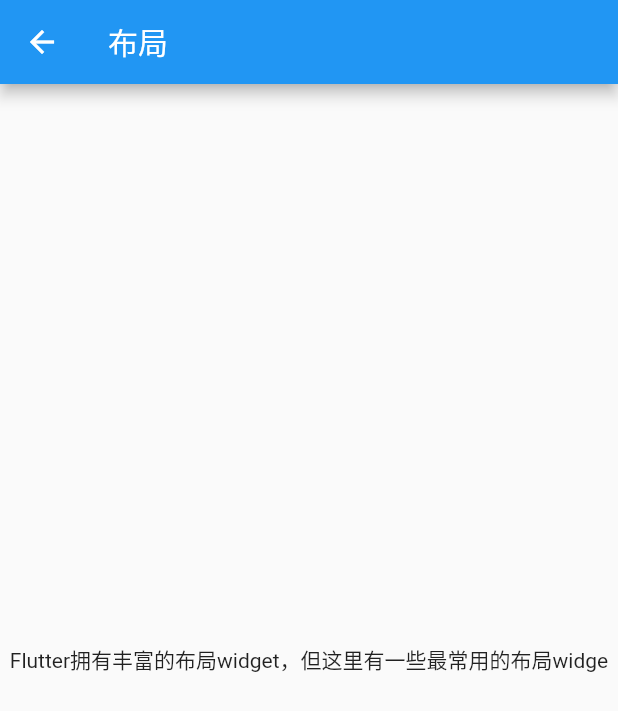
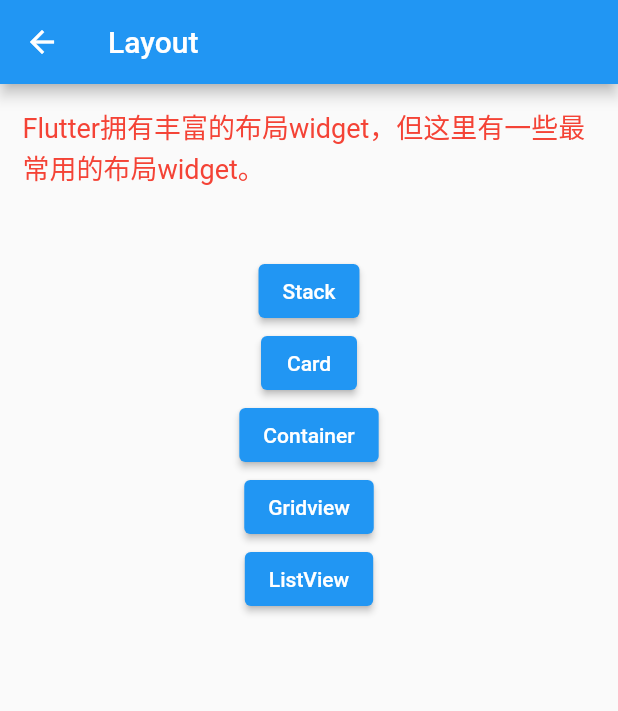
Before and after one commit to viprespro/flutter-template, a Flutter app: the screen it shows after launch, after a tap on "layout", on a phone screen of 412 x 824 dp. Shown: the top 711 px of the screen. Run offline on Flutter 3.47's test engine with Material 2 defaults, Android fonts, the phone set to English and light mode, and no system bars; our stand-ins replace dio.

Commit message:
feat: add components and update files

```diff
--- a/lib/layout.dart
+++ b/lib/layout.dart
@@ -1,4 +1,9 @@
 import 'package:flutter/material.dart';
+import 'package:flutter_template/layout_card.dart';
+import 'package:flutter_template/layout_container.dart';
+import 'package:flutter_template/layout_gridview.dart';
+import 'package:flutter_template/layout_listview.dart';
+import 'package:flutter_template/layout_stack.dart';
 
 class Layout extends StatelessWidget {
   const Layout({Key? key}) : super(key: key);
@@ -6,15 +11,73 @@ class Layout extends StatelessWidget {
   @override
   Widget build(BuildContext context) {
     return Scaffold(
-      appBar: AppBar(
-        title: const Text('布局'),
-      ),
-      body: Center(
-        child: Column(
-          mainAxisAlignment: MainAxisAlignment.center,
-          children: const [Text('Flutter拥有丰富的布局widget，但这里有一些最常用的布局widge')],
+        appBar: AppBar(
+          title: const Text('Layout'),
         ),
-      ),
-    );
+        body: Column(
+          children: [
+            Container(
+              padding: const EdgeInsets.all(15),
+              child: const Text(
+                'Flutter拥有丰富的布局widget，但这里有一些最常用的布局widget。',
+                textAlign: TextAlign.left,
+                maxLines: 2,
+                overflow: TextOverflow.ellipsis,
+                style: TextStyle(
+                  color: Colors.red,
+                  fontSize: 18,
+                  // decoration: TextDecoration.lineThrough // 设置删除线
+                ),
+              ),
+            ),
+            const SizedBox(height: 30),
+            Center(
+              child: Column(
+                children: [
+                  ElevatedButton(
+                      onPressed: () {
+                        Navigator.push(
+                            context,
+                            MaterialPageRoute(
+                                builder: (context) => const LayoutStack()));
+                      },
+                      child: const Text('Stack')),
+                  ElevatedButton(
+                      onPressed: () {
+                        Navigator.push(
+                            context,
+                            MaterialPageRoute(
+                                builder: (context) => const LayoutCard()));
+                      },
+                      child: const Text('Card')),
+                  ElevatedButton(
+                      onPressed: () {
+                        Navigator.push(
+                            context,
+                            MaterialPageRoute(
+                                builder: (context) => const LayoutContainer()));
+                      },
+                      child: const Text('Container')),
+                  ElevatedButton(
+                      onPressed: () {
+                        Navigator.push(
+                            context,
+                            MaterialPageRoute(
+                                builder: (context) => const LayoutGridview()));
+                      },
+                      child: const Text('Gridview')),
+                  ElevatedButton(
+                      onPressed: () {
+                        Navigator.push(
+                            context,
+                            MaterialPageRoute(
+                                builder: (context) => const LayoutListview()));
+                      },
+                      child: const Text('ListView')),
+                ],
+              ),
+            )
+          ],
+        ));
   }
 }
--- a/lib/main.dart
+++ b/lib/main.dart
@@ -1,5 +1,6 @@
 import 'package:flutter/material.dart';
 import 'package:flutter_template/layout.dart';
+import 'package:flutter_template/script.dart';
 
 void main() {
   runApp(const MyApp());
@@ -29,6 +30,14 @@ class MyHomePage extends StatefulWidget {
   State<MyHomePage> createState() => _MyHomePageState();
 }
 
+Widget getElevatedButton(ctx, target, title) {
+  return ElevatedButton(
+      onPressed: () {
+        Navigator.push(ctx, MaterialPageRoute(builder: (ctx) => target));
+      },
+      child: Text('$title'));
+}
+
 class _MyHomePageState extends State<MyHomePage> {
   int _counter = 0;
 
@@ -56,12 +65,8 @@ class _MyHomePageState extends State<MyHomePage> {
               style: Theme.of(context).textTheme.headline4,
             ),
             const SizedBox(height: 10),
-            ElevatedButton(
-                onPressed: () {
-                  Navigator.push(context,
-                      MaterialPageRoute(builder: (context) => const Layout()));
-                },
-                child: const Text('layout'))
+            getElevatedButton(context, const Layout(), 'layout'),
+            getElevatedButton(context, const Script(), 'script')
           ],
         ),
       ),
--- a/pubspec.yaml
+++ b/pubspec.yaml
@@ -34,6 +34,7 @@ dependencies:
   # The following adds the Cupertino Icons font to your application.
   # Use with the CupertinoIcons class for iOS style icons.
   cupertino_icons: ^1.0.2
+  dio: ^4.0.4
 
 dev_dependencies:
   flutter_test:
@@ -58,9 +59,8 @@ flutter:
   uses-material-design: true
 
   # To add assets to your application, add an assets section, like this:
-  # assets:
-  #   - images/a_dot_burr.jpeg
-  #   - images/a_dot_ham.jpeg
+  assets:
+    - images/avatar.png
 
   # An image asset can refer to one or more resolution-specific "variants", see
   # https://flutter.dev/assets-and-images/#resolution-aware.
```
Also changed, not shown: lib/layout_card.dart (added, +50 -0 lines), lib/layout_container.dart (added, +41 -0 lines), lib/layout_gridview.dart (added, +41 -0 lines), lib/layout_listview.dart (added, +38 -0 lines), lib/layout_stack.dart (added, +40 -0 lines), lib/script.dart (added, +46 -0 lines), lib/script_request.dart (added, +71 -0 lines), utils/index.dart (added, +47 -0 lines), images/avatar.png (added), pubspec.lock.
